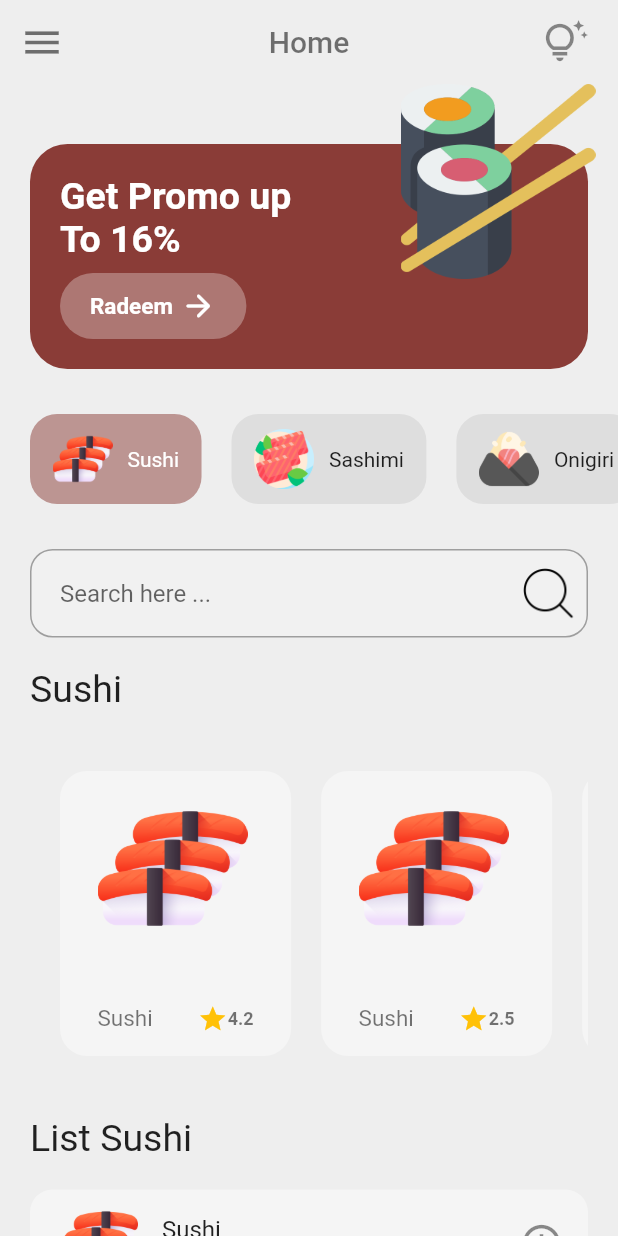
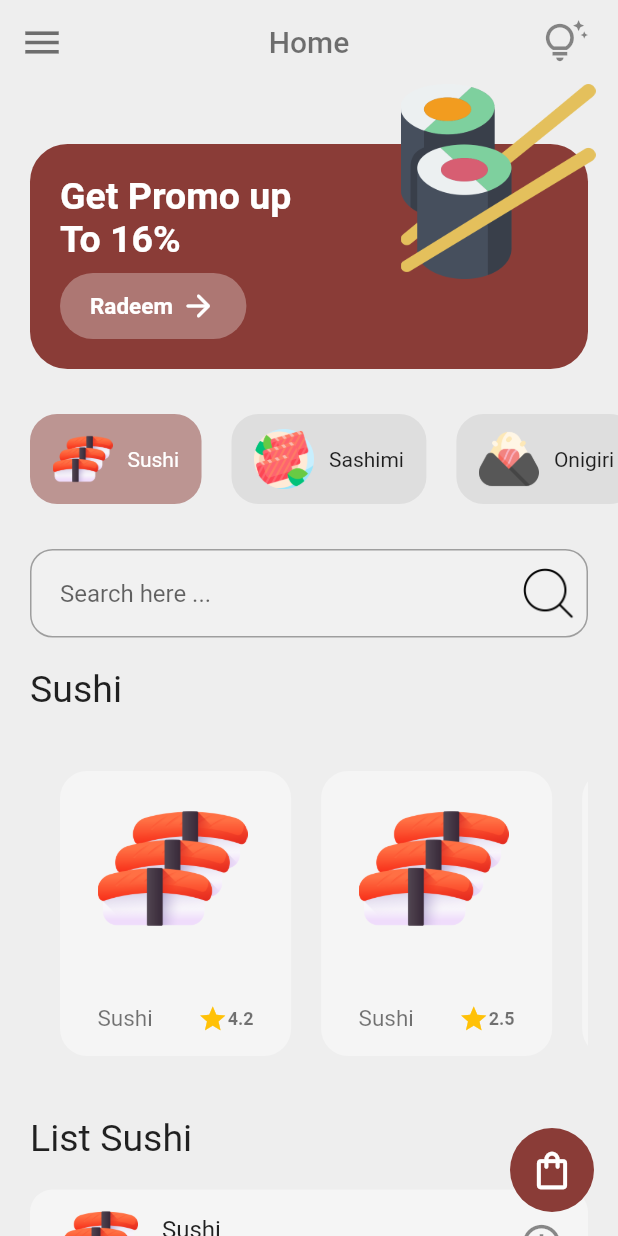
Before and after one commit to nanangpratama99/sushi-app, a Flutter app: the HomeScreen screen opened directly, on a phone screen of 412 x 824 dp. Run offline on Flutter 3.47's test engine with Material 2 defaults, Android fonts, the phone set to English and light mode, and no system bars; our stand-ins replace google_fonts; missing offline and left inert: slide_action.

Commit message:
add floating button

```diff
--- a/app_1/lib/screens/home/home_screen.dart
+++ b/app_1/lib/screens/home/home_screen.dart
@@ -28,6 +28,15 @@ class _HomeScreenState extends State<HomeScreen> {
       key: _scaffoldKey,
       backgroundColor: Colors.grey.shade200,
       appBar: buildAppBar(),
+      floatingActionButton: FloatingActionButton(
+        elevation: 0,
+        backgroundColor: const Color.fromARGB(255, 138, 60, 55),
+        onPressed: () {},
+        child: const Icon(
+          Icons.shopping_bag_outlined,
+          size: 30,
+        ),
+      ),
       drawer: Drawer(
         shadowColor: Colors.transparent,
         shape: const RoundedRectangleBorder(
```
